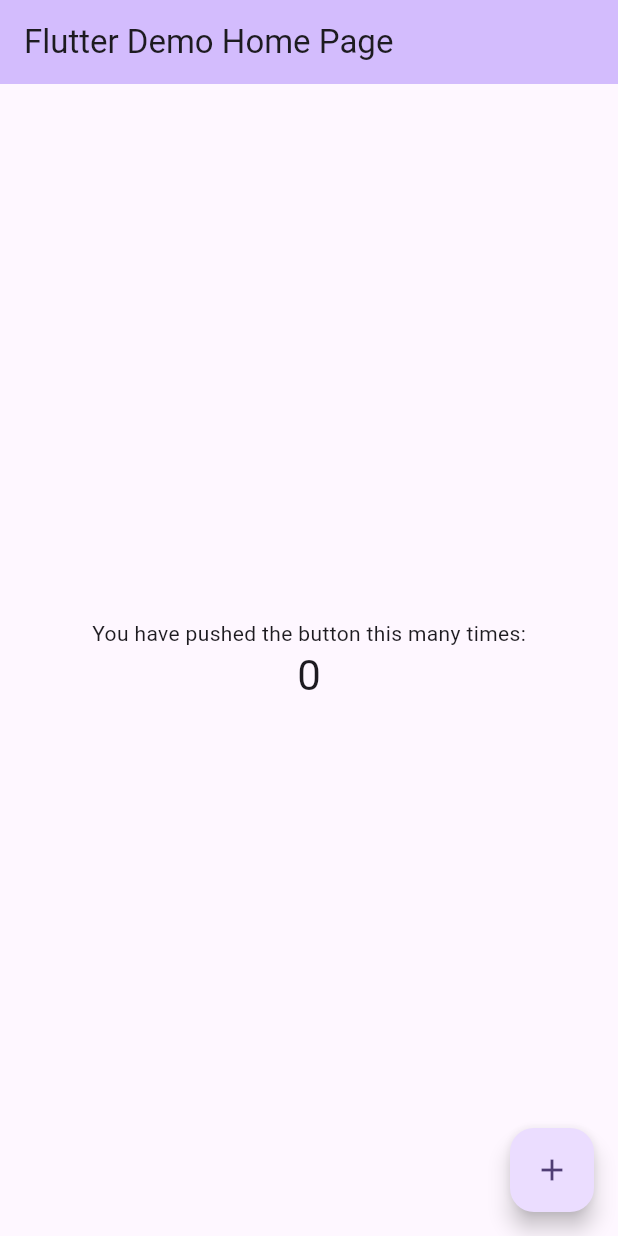
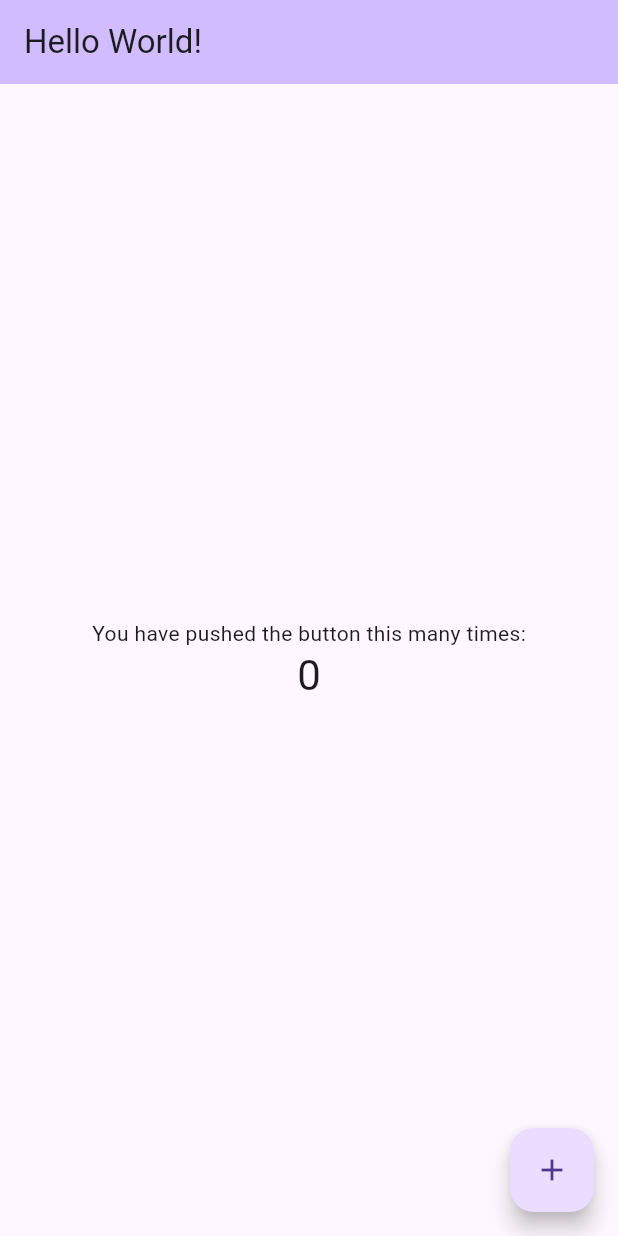
Before and after one commit to Zwergenland27/gaming_manager_frontend, a Flutter app: the screen it shows after launch, on a phone screen of 412 x 824 dp. Run offline on Flutter 3.47's test engine with Material 3 defaults, Android fonts, the phone set to English and light mode, and no system bars; generated files the repository leaves out were written again.

Commit message:
Add localization

```diff
--- /dev/null
+++ b/l10n.yaml
@@ -0,0 +1,3 @@
+arb-dir: lib/l10n
+template-arb-file: app_en.arb
+output-localization-file: app_localizations.dart
--- /dev/null
+++ b/lib/l10n/app_de.arb
@@ -0,0 +1,3 @@
+{
+  "helloWorld": "Hallo Welt!"
+}
--- /dev/null
+++ b/lib/l10n/app_en.arb
@@ -0,0 +1,6 @@
+{
+  "helloWorld": "Hello World!",
+  "@helloWorld": {
+    "description": "The conventional newborn programmer greeting"
+  }
+}
--- a/lib/main.dart
+++ b/lib/main.dart
@@ -1,4 +1,5 @@
 import 'package:flutter/material.dart';
+import 'package:flutter_gen/gen_l10n/app_localizations.dart';
 
 void main() {
   runApp(const MyApp());
@@ -11,26 +12,8 @@ class MyApp extends StatelessWidget {
   @override
   Widget build(BuildContext context) {
     return MaterialApp(
-      title: 'Flutter Demo',
-      theme: ThemeData(
-        // This is the theme of your application.
-        //
-        // TRY THIS: Try running your application with "flutter run". You'll see
-        // the application has a purple toolbar. Then, without quitting the app,
-        // try changing the seedColor in the colorScheme below to Colors.green
-        // and then invoke "hot reload" (save your changes or press the "hot
-        // reload" button in a Flutter-supported IDE, or press "r" if you used
-        // the command line to start the app).
-        //
-        // Notice that the counter didn't reset back to zero; the application
-        // state is not lost during the reload. To reset the state, use hot
-        // restart instead.
-        //
-        // This works for code too, not just values: Most code changes can be
-        // tested with just a hot reload.
-        colorScheme: ColorScheme.fromSeed(seedColor: Colors.deepPurple),
-        useMaterial3: true,
-      ),
+      localizationsDelegates: AppLocalizations.localizationsDelegates,
+      supportedLocales: AppLocalizations.supportedLocales,
       home: const MyHomePage(title: 'Flutter Demo Home Page'),
     );
   }
@@ -84,7 +67,7 @@ class _MyHomePageState extends State<MyHomePage> {
         backgroundColor: Theme.of(context).colorScheme.inversePrimary,
         // Here we take the value from the MyHomePage object that was created by
         // the App.build method, and use it to set our appbar title.
-        title: Text(widget.title),
+        title: Text(AppLocalizations.of(context)!.helloWorld),
       ),
       body: Center(
         // Center is a layout widget. It takes a single child and positions it
--- a/pubspec.yaml
+++ b/pubspec.yaml
@@ -35,6 +35,9 @@ dependencies:
   # The following adds the Cupertino Icons font to your application.
   # Use with the CupertinoIcons class for iOS style icons.
   cupertino_icons: ^1.0.6
+  flutter_localizations:
+    sdk: flutter
+  intl: any
 
 dev_dependencies:
   flutter_test:
@@ -88,3 +91,5 @@ flutter:
   #
   # For details regarding fonts from package dependencies,
   # see https://flutter.dev/custom-fonts/#from-packages
+
+  generate: true
```
Also changed, not shown: pubspec.lock.
